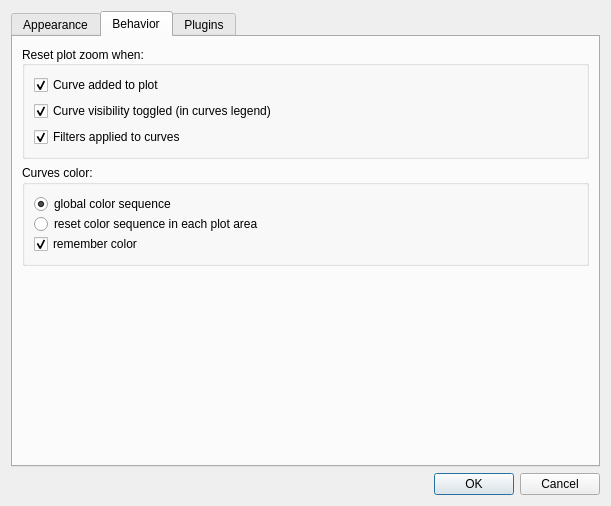
Qt form plotjuggler_app/preferences_dialog.ui (yuanzhongqiao/PlotJuggler) before a commit.
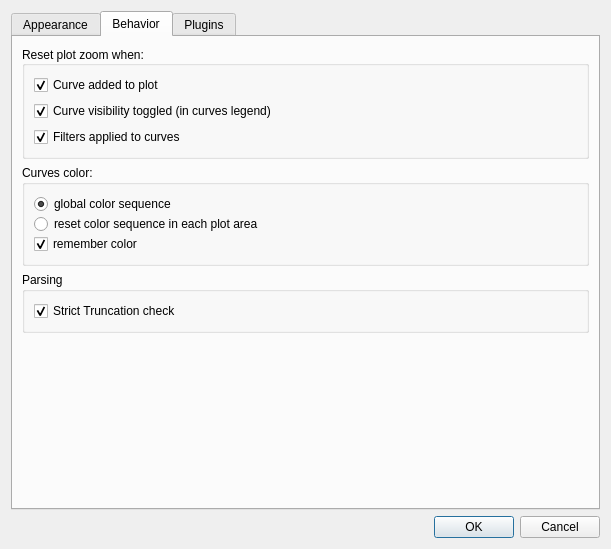
The same form after that commit. The open tabs and pages were chosen to show the change.

Commit message: bypass truncation check

The edit to the form file:
```diff
--- a/plotjuggler_app/preferences_dialog.ui
+++ b/plotjuggler_app/preferences_dialog.ui
@@ -7,7 +7,7 @@
     <x>0</x>
     <y>0</y>
     <width>611</width>
-    <height>506</height>
+    <height>549</height>
    </rect>
   </property>
   <property name="minimumSize">
@@ -310,6 +310,28 @@
          </layout>
         </widget>
        </item>
+       <item>
+        <widget class="QGroupBox" name="groupBox_2">
+         <property name="title">
+          <string>Parsing</string>
+         </property>
+         <layout class="QVBoxLayout" name="verticalLayout_9">
+          <item>
+           <widget class="QCheckBox" name="checkBoxTruncation">
+            <property name="toolTip">
+             <string>&lt;html&gt;&lt;head/&gt;&lt;body&gt;&lt;p&gt;PlotJuggler uses double (64bits) internally.&lt;/p&gt;&lt;p&gt;This means that integer numbers with more than 52 significant bits &lt;span style=&quot; font-weight:700;&quot;&gt;can not be represented&lt;/span&gt; exactly.&lt;/p&gt;&lt;p&gt;Disabling this check, you allow static type convertion and accept some degree of  numerical errors. &lt;/p&gt;&lt;/body&gt;&lt;/html&gt;</string>
+            </property>
+            <property name="text">
+             <string>Strict Truncation check</string>
+            </property>
+            <property name="checked">
+             <bool>true</bool>
+            </property>
+           </widget>
+          </item>
+         </layout>
+        </widget>
+       </item>
        <item>
         <spacer name="verticalSpacer">
          <property name="orientation">
```
The commit also changes 5 other files.
